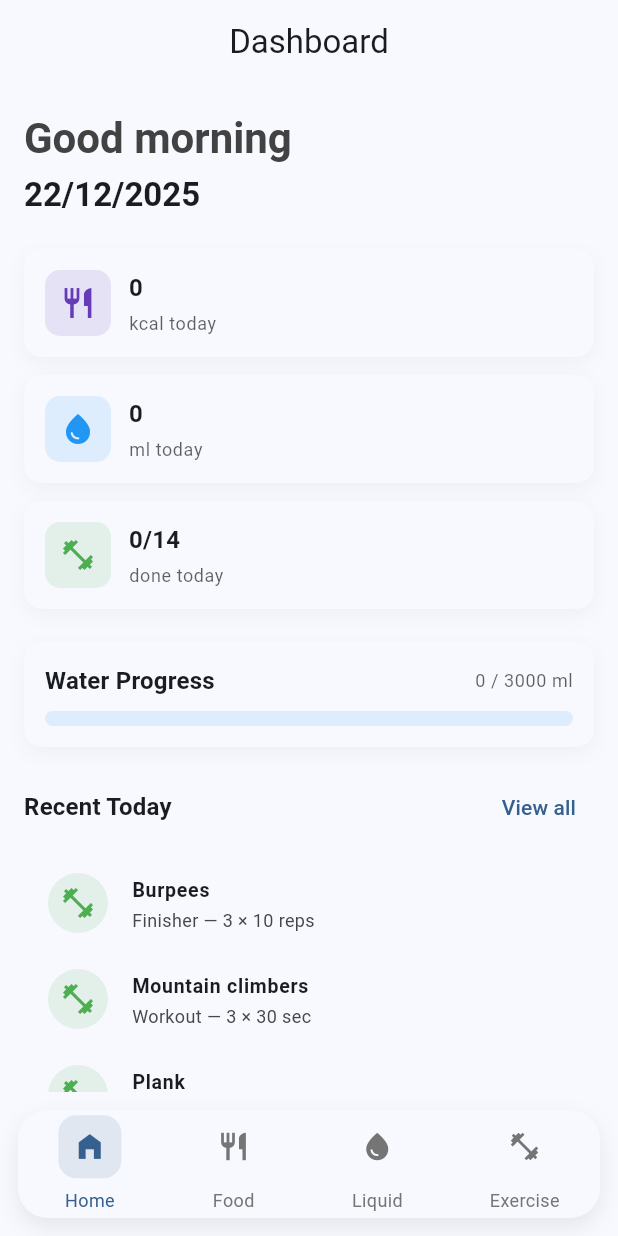
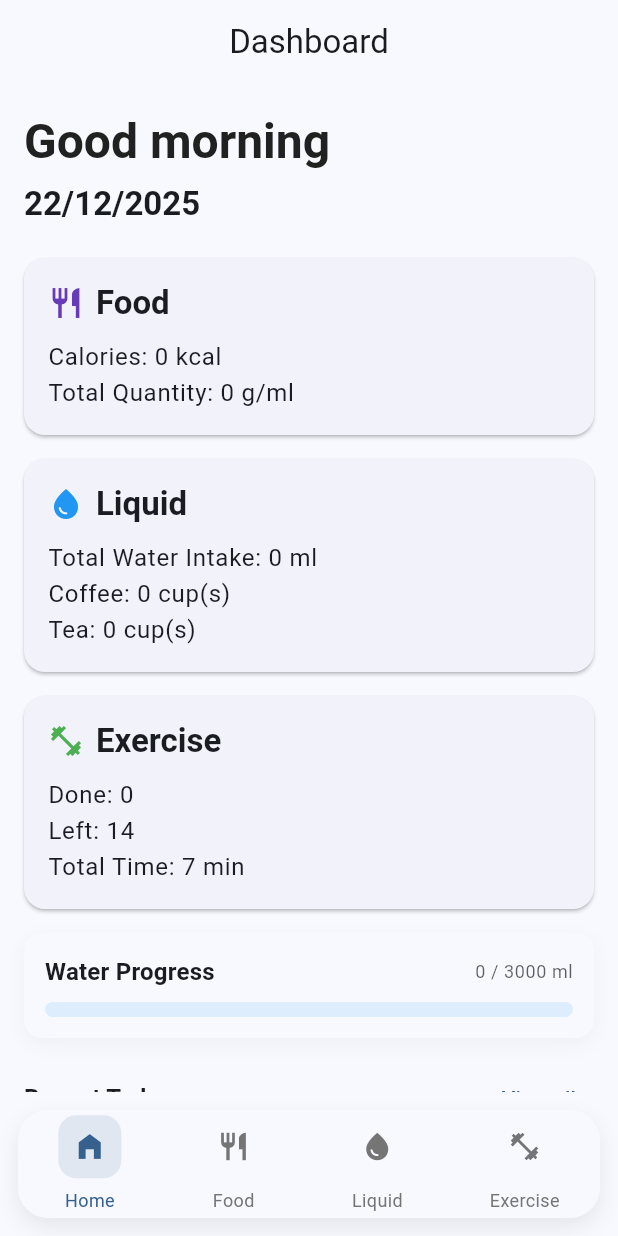
Before and after one commit to CODEMASTERSTACK/fitc, a Flutter app: the screen it shows after launch, on a phone screen of 412 x 824 dp. Run offline on Flutter 3.47's test engine with Material 3 defaults, Android fonts, the phone set to English and light mode, and no system bars; our stand-ins replace chewie, shared_preferences, video_player; network calls fail.

```diff
--- a/lib/screens/home_screen.dart
+++ b/lib/screens/home_screen.dart
@@ -25,7 +25,14 @@ class _HomeScreenState extends State<HomeScreen> {
   }
 
   Widget _buildDashboard(BuildContext context) {
-    final dateStr = DateTime.now();
+    final now = DateTime.now();
+    String getGreeting() {
+      final hour = now.hour;
+      if (hour >= 5 && hour < 12) return 'Good morning';
+      if (hour >= 12 && hour < 17) return 'Good afternoon';
+      if (hour >= 17 && hour < 21) return 'Good evening';
+      return 'Good night';
+    }
     return SingleChildScrollView(
       padding: const EdgeInsets.symmetric(horizontal: 16, vertical: 18),
       child: Column(
@@ -35,18 +42,17 @@ class _HomeScreenState extends State<HomeScreen> {
           Column(
             crossAxisAlignment: CrossAxisAlignment.start,
             children: [
-              // Will update greeting logic in next step
               Text(
-                'Good morning',
-                style: Theme.of(context).textTheme.headlineMedium?.copyWith(
-                      color: Colors.grey[800],
+                getGreeting(),
+                style: Theme.of(context).textTheme.headlineLarge?.copyWith(
+                      color: Colors.grey[900],
                       fontWeight: FontWeight.bold,
-                      fontSize: 28,
+                      fontSize: 32,
                     ),
               ),
-              const SizedBox(height: 6),
+              const SizedBox(height: 8),
               Text(
-                '${dateStr.day}/${dateStr.month}/${dateStr.year}',
+                '${now.day}/${now.month}/${now.year}',
                 style: Theme.of(context).textTheme.titleLarge?.copyWith(
                       fontWeight: FontWeight.w700,
                     ),
@@ -56,96 +62,101 @@ class _HomeScreenState extends State<HomeScreen> {
 
           const SizedBox(height: 22),
 
-          // Responsive summary cards
-          LayoutBuilder(
-            builder: (context, constraints) {
-              if (constraints.maxWidth < 400) {
-                // Stack vertically for small screens
-                return Column(
-                  children: [
-                    Consumer<FoodProvider>(
-                      builder: (context, foodProvider, _) => _SmallCard(
-                        title: 'Food',
-                        value: foodProvider.totalCalories.toStringAsFixed(0),
-                        subtitle: 'kcal today',
-                        icon: Icons.restaurant,
-                        color: Colors.deepPurple,
-                        onTap: () => _onItemTapped(1),
+          // Food Section
+          Consumer<FoodProvider>(
+            builder: (context, foodProvider, _) {
+              final totalQuantity = foodProvider.todaysFoods.fold<double>(0, (sum, f) => sum + (f.quantity ?? 0));
+              return Card(
+                margin: const EdgeInsets.only(bottom: 16),
+                shape: RoundedRectangleBorder(borderRadius: BorderRadius.circular(14)),
+                child: Padding(
+                  padding: const EdgeInsets.all(16),
+                  child: Column(
+                    crossAxisAlignment: CrossAxisAlignment.start,
+                    children: [
+                      Row(
+                        children: [
+                          Icon(Icons.restaurant, color: Colors.deepPurple),
+                          const SizedBox(width: 8),
+                          Text('Food', style: Theme.of(context).textTheme.titleLarge?.copyWith(fontWeight: FontWeight.bold)),
+                        ],
                       ),
-                    ),
-                    const SizedBox(height: 12),
-                    Consumer<WaterProvider>(
-                      builder: (context, waterProvider, _) => _SmallCard(
-                        title: 'Liquid',
-                        value: waterProvider.totalWaterToday.toStringAsFixed(0),
-                        subtitle: 'ml today',
-                        icon: Icons.water_drop,
-                        color: Colors.blue,
-                        onTap: () => _onItemTapped(2),
-                      ),
-                    ),
-                    const SizedBox(height: 12),
-                    Consumer<ExerciseProvider>(
-                      builder: (context, exerciseProvider, _) => _SmallCard(
-                        title: 'Exercise',
-                        value: '${exerciseProvider.completedExercisesCount}/${exerciseProvider.totalExercisesCount}',
-                        subtitle: 'done today',
-                        icon: Icons.fitness_center,
-                        color: Colors.green,
-                        onTap: () => _onItemTapped(3),
-                      ),
-                    ),
-                  ],
-                );
-              } else {
-                // Row for larger screens
-                return Row(
-                  children: [
-                    Expanded(
-                      child: Consumer<FoodProvider>(
-                        builder: (context, foodProvider, _) => _SmallCard(
-                          title: 'Food',
-                          value: foodProvider.totalCalories.toStringAsFixed(0),
-                          subtitle: 'kcal today',
-                          icon: Icons.restaurant,
-                          color: Colors.deepPurple,
-                          onTap: () => _onItemTapped(1),
-                        ),
-                      ),
-                    ),
-                    const SizedBox(width: 12),
-                    Expanded(
-                      child: Consumer<WaterProvider>(
-                        builder: (context, waterProvider, _) => _SmallCard(
-                          title: 'Liquid',
-                          value: waterProvider.totalWaterToday.toStringAsFixed(0),
-                          subtitle: 'ml today',
-                          icon: Icons.water_drop,
-                          color: Colors.blue,
-                          onTap: () => _onItemTapped(2),
-                        ),
-                      ),
-                    ),
-                    const SizedBox(width: 12),
-                    Expanded(
-                      child: Consumer<ExerciseProvider>(
-                        builder: (context, exerciseProvider, _) => _SmallCard(
-                          title: 'Exercise',
-                          value: '${exerciseProvider.completedExercisesCount}/${exerciseProvider.totalExercisesCount}',
-                          subtitle: 'done today',
-                          icon: Icons.fitness_center,
-                          color: Colors.green,
-                          onTap: () => _onItemTapped(3),
-                        ),
-                      ),
-                    ),
-                  ],
-                );
-              }
+                      const SizedBox(height: 10),
+                      Text('Calories: ${foodProvider.totalCalories.toStringAsFixed(0)} kcal', style: Theme.of(context).textTheme.bodyLarge),
+                      Text('Total Quantity: ${totalQuantity.toStringAsFixed(0)} g/ml', style: Theme.of(context).textTheme.bodyLarge),
+                    ],
+                  ),
+                ),
+              );
             },
           ),
 
-          const SizedBox(height: 22),
+          // Liquid Section
+          Consumer<WaterProvider>(
+            builder: (context, waterProvider, _) {
+              final drinks = waterProvider.todaysWater;
+              final totalWater = drinks.where((w) => w.type == 'water').fold<double>(0, (sum, w) => sum + w.volume);
+              final coffeeCups = drinks.where((w) => w.type == 'coffee').length;
+              final teaCups = drinks.where((w) => w.type == 'tea').length;
+              return Card(
+                margin: const EdgeInsets.only(bottom: 16),
+                shape: RoundedRectangleBorder(borderRadius: BorderRadius.circular(14)),
+                child: Padding(
+                  padding: const EdgeInsets.all(16),
+                  child: Column(
+                    crossAxisAlignment: CrossAxisAlignment.start,
+                    children: [
+                      Row(
+                        children: [
+                          Icon(Icons.water_drop, color: Colors.blue),
+                          const SizedBox(width: 8),
+                          Text('Liquid', style: Theme.of(context).textTheme.titleLarge?.copyWith(fontWeight: FontWeight.bold)),
+                        ],
+                      ),
+                      const SizedBox(height: 10),
+                      Text('Total Water Intake: ${totalWater.toStringAsFixed(0)} ml', style: Theme.of(context).textTheme.bodyLarge),
+                      Text('Coffee: $coffeeCups cup(s)', style: Theme.of(context).textTheme.bodyLarge),
+                      Text('Tea: $teaCups cup(s)', style: Theme.of(context).textTheme.bodyLarge),
+                    ],
+                  ),
+                ),
+              );
+            },
+          ),
+
+          // Exercise Section
+          Consumer<ExerciseProvider>(
+            builder: (context, exerciseProvider, _) {
+              final done = exerciseProvider.completedExercisesCount;
+              final total = exerciseProvider.totalExercisesCount;
+              final left = (total - done).clamp(0, total);
+              final totalTime = exerciseProvider.exercisesForSelectedDay.fold<int>(0, (sum, e) => sum + (e.durationSeconds ?? 0));
+              return Card(
+                margin: const EdgeInsets.only(bottom: 16),
+                shape: RoundedRectangleBorder(borderRadius: BorderRadius.circular(14)),
+                child: Padding(
+                  padding: const EdgeInsets.all(16),
+                  child: Column(
+                    crossAxisAlignment: CrossAxisAlignment.start,
+                    children: [
+                      Row(
+                        children: [
+                          Icon(Icons.fitness_center, color: Colors.green),
+                          const SizedBox(width: 8),
+                          Text('Exercise', style: Theme.of(context).textTheme.titleLarge?.copyWith(fontWeight: FontWeight.bold)),
+                        ],
+                      ),
+                      const SizedBox(height: 10),
+                      Text('Done: $done', style: Theme.of(context).textTheme.bodyLarge),
+                      Text('Left: $left', style: Theme.of(context).textTheme.bodyLarge),
+                      Text('Total Time: ${Duration(seconds: totalTime).inMinutes} min', style: Theme.of(context).textTheme.bodyLarge),
+                      // Add more stats as needed
+                    ],
+                  ),
+                ),
+              );
+            },
+          ),
 
           // Water compact progress
           Consumer<WaterProvider>(
```
